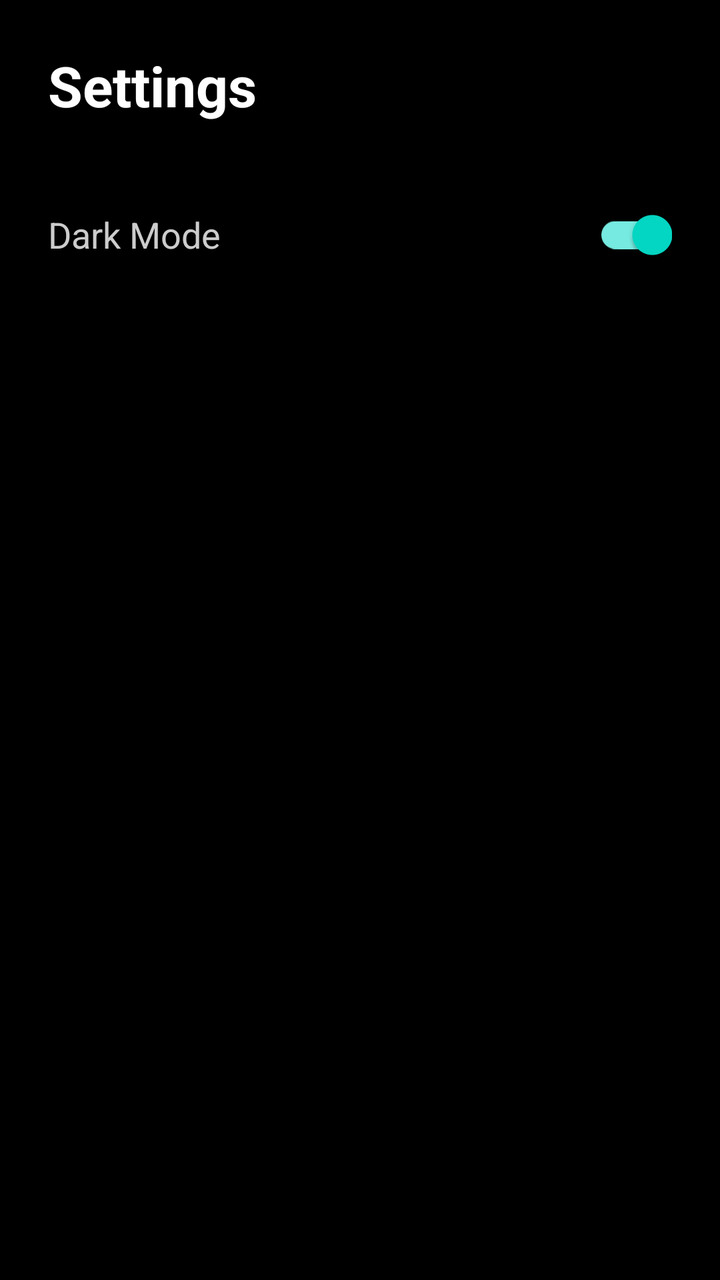
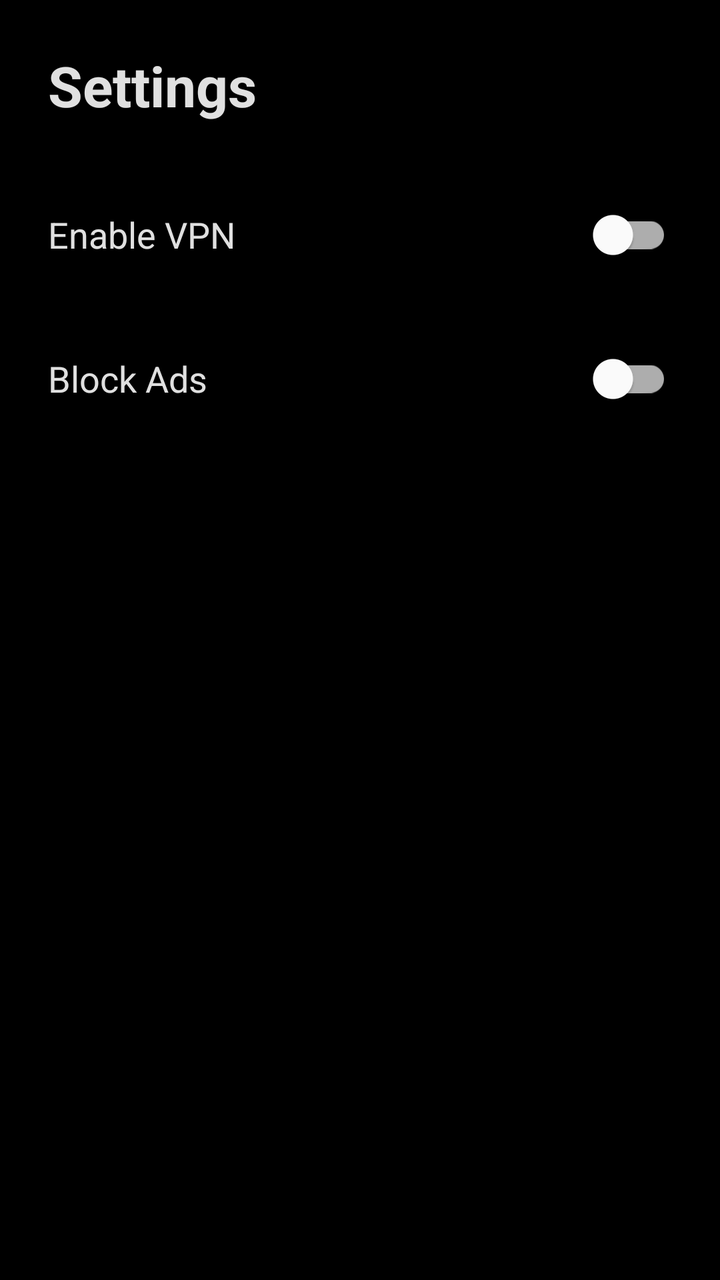

Two renders of the same Android screen: before a commit and after it. Below are the layout's source before the change and the commit's diff.
<!-- AndroidManifest.xml: application theme Theme.Flux -->
<!-- res/layout/fragment_settings.xml -->
<?xml version="1.0" encoding="utf-8"?>
<androidx.constraintlayout.widget.ConstraintLayout 
    xmlns:android="http://schemas.android.com/apk/res/android"
    xmlns:app="http://schemas.android.com/apk/res-auto"
    xmlns:tools="http://schemas.android.com/tools"
    android:layout_width="match_parent"
    android:layout_height="match_parent"
    android:background="@color/black"
    android:padding="24dp">

    <TextView
        android:id="@+id/settingsTitle"
        android:layout_width="wrap_content"
        android:layout_height="wrap_content"
        android:text="Settings"
        android:textColor="@android:color/white"
        android:textSize="28sp"
        android:textStyle="bold"
        app:layout_constraintStart_toStartOf="parent"
        app:layout_constraintTop_toTopOf="parent" />

    <LinearLayout
        android:layout_width="match_parent"
        android:layout_height="wrap_content"
        android:layout_marginTop="32dp"
        android:orientation="horizontal"
        android:gravity="center_vertical"
        app:layout_constraintTop_toBottomOf="@id/settingsTitle">

        <TextView
            android:layout_width="0dp"
            android:layout_height="wrap_content"
            android:layout_weight="1"
            android:text="Dark Mode"
            android:textColor="#CCCCCC"
            android:textSize="18sp"/>

        <com.google.android.material.switchmaterial.SwitchMaterial
            android:layout_width="wrap_content"
            android:layout_height="wrap_content"
            android:checked="true"/>
    </LinearLayout>

</androidx.constraintlayout.widget.ConstraintLayout>
<!-- resources referenced by this layout -->
<resources>
  <color name="black">#FF000000</color>
  <style name="Theme.Flux" parent="Theme.MaterialComponents.DayNight.NoActionBar">
          <item name="colorPrimary">@color/classic_red</item>
          <item name="colorPrimaryVariant">@color/deep_black</item>
          <item name="colorOnPrimary">@color/leica_white</item>
          <item name="android:statusBarColor">@color/deep_black</item>
          <item name="android:windowBackground">@color/deep_black</item>
          <item name="android:navigationBarColor">@color/soft_black</item>
      </style>
  <color name="classic_red">#D32F2F</color>
  <color name="deep_black">#000000</color>
  <color name="leica_white">#E0E0E0</color>
  <color name="soft_black">#121212</color>
</resources>

<!-- the commit's change to res/layout/fragment_settings.xml (unified diff, before → after) -->
@@ -2,10 +2,9 @@
 <androidx.constraintlayout.widget.ConstraintLayout 
     xmlns:android="http://schemas.android.com/apk/res/android"
     xmlns:app="http://schemas.android.com/apk/res-auto"
-    xmlns:tools="http://schemas.android.com/tools"
     android:layout_width="match_parent"
     android:layout_height="match_parent"
-    android:background="@color/black"
+    android:background="@color/deep_black"
     android:padding="24dp">
 
     <TextView
@@ -13,32 +12,55 @@
         android:layout_width="wrap_content"
         android:layout_height="wrap_content"
         android:text="Settings"
-        android:textColor="@android:color/white"
+        android:textColor="@color/leica_white"
         android:textSize="28sp"
         android:textStyle="bold"
         app:layout_constraintStart_toStartOf="parent"
         app:layout_constraintTop_toTopOf="parent" />
 
     <LinearLayout
+        android:id="@+id/row_vpn"
         android:layout_width="match_parent"
         android:layout_height="wrap_content"
         android:layout_marginTop="32dp"
+        android:gravity="center_vertical"
         android:orientation="horizontal"
-        android:gravity="center_vertical"
         app:layout_constraintTop_toBottomOf="@id/settingsTitle">
 
         <TextView
             android:layout_width="0dp"
             android:layout_height="wrap_content"
             android:layout_weight="1"
-            android:text="Dark Mode"
-            android:textColor="#CCCCCC"
+            android:text="Enable VPN"
+            android:textColor="@color/leica_white"
             android:textSize="18sp"/>
 
         <com.google.android.material.switchmaterial.SwitchMaterial
+            android:id="@+id/switch_vpn"
             android:layout_width="wrap_content"
+            android:layout_height="wrap_content"/>
+    </LinearLayout>
+
+    <LinearLayout
+        android:layout_width="match_parent"
+        android:layout_height="wrap_content"
+        android:layout_marginTop="24dp"
+        android:gravity="center_vertical"
+        android:orientation="horizontal"
+        app:layout_constraintTop_toBottomOf="@id/row_vpn">
+
+        <TextView
+            android:layout_width="0dp"
             android:layout_height="wrap_content"
-            android:checked="true"/>
+            android:layout_weight="1"
+            android:text="Block Ads"
+            android:textColor="@color/leica_white"
+            android:textSize="18sp"/>
+
+        <com.google.android.material.switchmaterial.SwitchMaterial
+            android:id="@+id/switch_adblock"
+            android:layout_width="wrap_content"
+            android:layout_height="wrap_content"/>
     </LinearLayout>
 
 </androidx.constraintlayout.widget.ConstraintLayout>
<!-- resource entries referenced after the edit -->
@@ -1,6 +1,7 @@
 <!-- resources referenced by this layout -->
 <resources>
-  <color name="black">#FF000000</color>
+  <color name="deep_black">#000000</color>
+  <color name="leica_white">#E0E0E0</color>
   <style name="Theme.Flux" parent="Theme.MaterialComponents.DayNight.NoActionBar">
           <item name="colorPrimary">@color/classic_red</item>
           <item name="colorPrimaryVariant">@color/deep_black</item>
@@ -10,8 +11,6 @@
           <item name="android:navigationBarColor">@color/soft_black</item>
       </style>
   <color name="classic_red">#D32F2F</color>
-  <color name="deep_black">#000000</color>
-  <color name="leica_white">#E0E0E0</color>
   <color name="soft_black">#121212</color>
 </resources>
 
